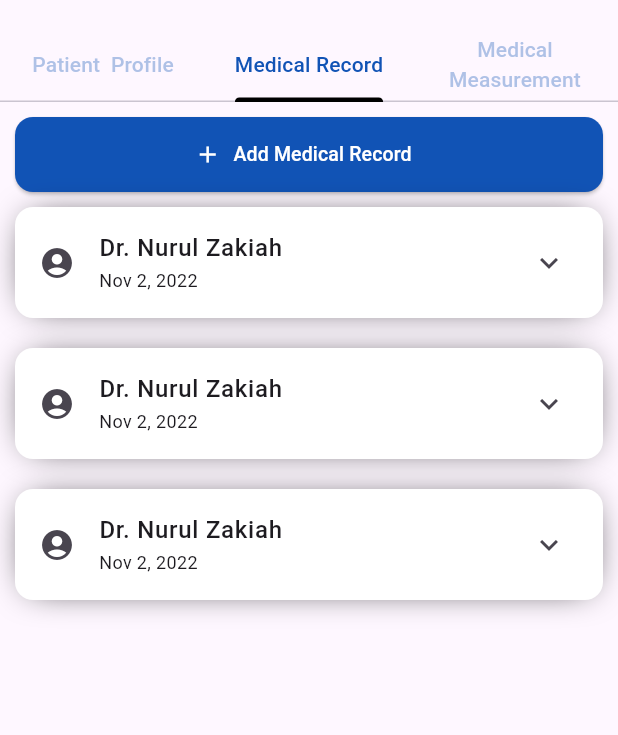
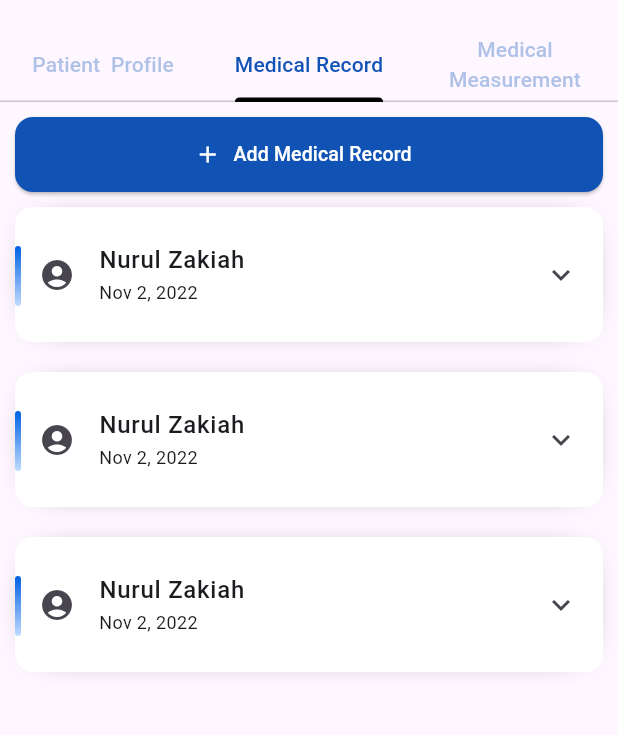
Before and after one commit to HMS-16/HMS-16-nurse-doctor-mobile, a Flutter app: the screen it shows after launch, tab 2 chosen, on a phone screen of 412 x 824 dp, the part 63-798 px from its top. Run offline on Flutter 3.47's test engine with Material 2 defaults, Android fonts, the phone set to English and light mode, and no system bars.

Commit message:
fix field form & listTile med record

```diff
--- a/lib/screens/patient/patient_detail/widget/field_form_medRecord.dart
+++ b/lib/screens/patient/patient_detail/widget/field_form_medRecord.dart
@@ -39,37 +39,21 @@ class FieldMedRecord extends StatelessWidget {
         ),
         SizedBox(height: 4),
         TextFormField(
-          // style: TextStyle(
-          //   color: Colors.black,
-          // ),
-          // maxLength: line,
           keyboardType: line != null ? TextInputType.multiline : null,
-          // expands: true,
-          maxLines: line,
-          // minLines: line,
+          maxLines: line ?? null,
           cursorColor: Colors.black12,
           decoration: InputDecoration(
-            // filled: true,
-            // fillColor: Colors.grey.shade300,
-            // suffixText: suffix,
-            // suffixStyle: TextStyle(color: Colors.transparent),
+            contentPadding: line == null ? EdgeInsets.only(left: 13) : null,
             suffixIcon: isSuffix
                 ? Align(
                     alignment: Alignment.center,
                     widthFactor: 1.0,
-                    // heightFactor: 5.0,
                     child: Text(
                       suffix!,
                       style: TextStyle(color: Colors.black45),
                     ),
                   )
                 : null,
-            // suffix: isSuffix
-            //     ? Padding(
-            //         padding: const EdgeInsets.only(right: 0, top: 14),
-            //         child: Text(suffix!),
-            //       )
-            //     : null,
             hintText: text,
             border: OutlineInputBorder(
               borderSide: BorderSide(
@@ -83,9 +67,6 @@ class FieldMedRecord extends StatelessWidget {
               ),
               borderRadius: BorderRadius.circular(12),
             ),
-            // constraints: BoxConstraints(
-            //   maxHeight: 43,
-            // ),
             hintStyle: TextStyle(
               color: Colors.black45,
               fontSize: 14,
--- a/lib/screens/patient/patient_detail/widget/text_box.dart
+++ /dev/null
@@ -1,29 +0,0 @@
-import 'package:flutter/material.dart';
-
-class TextBox extends StatelessWidget {
-  const TextBox({
-    Key? key,
-    required this.child,
-    required this.width,
-  }) : super(key: key);
-
-  final Widget? child;
-  final double width;
-
-  @override
-  Widget build(BuildContext context) {
-    return Container(
-      padding: const EdgeInsets.all(12),
-      width: width,
-      height: 43,
-      margin: const EdgeInsets.all(2),
-      decoration: const BoxDecoration(
-        borderRadius: BorderRadius.all(
-          Radius.circular(12),
-        ),
-        color: Color.fromRGBO(236, 236, 236, 1),
-      ),
-      child: child,
-    );
-  }
-}
--- a/lib/screens/patient/patient_detail/widget/tile_med_record.dart
+++ b/lib/screens/patient/patient_detail/widget/tile_med_record.dart
@@ -1,7 +1,14 @@
 import 'package:flutter/material.dart';
 
-class TileMedRecord extends StatelessWidget {
+class TileMedRecord extends StatefulWidget {
   const TileMedRecord({super.key});
+
+  @override
+  State<TileMedRecord> createState() => _TileMedRecordState();
+}
+
+class _TileMedRecordState extends State<TileMedRecord> {
+  bool _customTileExpanded = false;
 
   @override
   Widget build(BuildContext context) {
@@ -10,33 +17,46 @@ class TileMedRecord extends StatelessWidget {
       decoration: BoxDecoration(
         boxShadow: [
           BoxShadow(
-            // offset: Offset(-10, -1),
             blurRadius: 20,
-            spreadRadius: -10,
-            // blurStyle: BlurStyle.outer,
-            // spreadRadius: 1,
+            spreadRadius: -18,
           ),
         ],
       ),
       child: ClipRRect(
         borderRadius: BorderRadius.circular(12),
-        child: ExpansionTile(
+        child: Stack(
+          children: [
+            ExpansionTile(
               iconColor: Colors.black54,
               textColor: Colors.black,
               backgroundColor: Color(0xffE3E3E3),
               collapsedBackgroundColor: Colors.white,
+              leading: Icon(Icons.account_circle),
+              tilePadding: EdgeInsets.symmetric(vertical: 8,horizontal: 16),
               title: Text(
-            'Dr. Nurul Zakiah',
+                'Nurul Zakiah',
                 style: TextStyle(fontSize: 16, fontWeight: FontWeight.w500),
               ),
-          subtitle: Text(
+              subtitle: Column(
+                crossAxisAlignment: CrossAxisAlignment.start,
+                children: [
+                  Text(
                     'Nov 2, 2022',
                     style: TextStyle(fontSize: 12),
                   ),
-          leading: Icon(Icons.account_circle),
+                  _customTileExpanded ? Text(
+                    'Specialist - Nurse',
+                    style: TextStyle(fontSize: 12),
+                  ) : SizedBox() ,
+                ],
+              ),
+              onExpansionChanged: (bool expanded) {
+                setState(() => _customTileExpanded = expanded);
+              },
               children: <Widget>[
                 ListTile(
                   title: ListView(
+                    physics: NeverScrollableScrollPhysics(),
                     shrinkWrap: true,
                     children: [
                       Text.rich(
@@ -67,6 +87,11 @@ class TileMedRecord extends StatelessWidget {
                             'Height',
                             style: TextStyle(fontSize: 12),
                           ),
+                          Spacer(),
+                          Text(
+                            '150 cm',
+                            style: TextStyle(fontSize: 12),
+                          ),
                         ],
                       ),
                       Row(
@@ -75,6 +100,11 @@ class TileMedRecord extends StatelessWidget {
                           SizedBox(width: 10),
                           Text(
                             'Weight',
+                            style: TextStyle(fontSize: 12),
+                          ),
+                          Spacer(),
+                          Text(
+                            '54 kg',
                             style: TextStyle(fontSize: 12),
                           ),
                         ],
@@ -87,6 +117,11 @@ class TileMedRecord extends StatelessWidget {
                             'Blood Pressure',
                             style: TextStyle(fontSize: 12),
                           ),
+                          Spacer(),
+                          Text(
+                            '180/120 mmHg',
+                            style: TextStyle(fontSize: 12),
+                          ),
                         ],
                       ),
                       Row(
@@ -95,6 +130,11 @@ class TileMedRecord extends StatelessWidget {
                           SizedBox(width: 10),
                           Text(
                             'Sugar Analysis',
+                            style: TextStyle(fontSize: 12),
+                          ),
+                          Spacer(),
+                          Text(
+                            '110 mg/dL',
                             style: TextStyle(fontSize: 12),
                           ),
                         ],
@@ -107,6 +147,11 @@ class TileMedRecord extends StatelessWidget {
                             'Body Temperature',
                             style: TextStyle(fontSize: 12),
                           ),
+                          Spacer(),
+                          Text(
+                            '36 C',
+                            style: TextStyle(fontSize: 12),
+                          ),
                         ],
                       ),
                       Row(
@@ -114,7 +159,12 @@ class TileMedRecord extends StatelessWidget {
                           Icon(Icons.circle, size: 18),
                           SizedBox(width: 10),
                           Text(
-                        'Pulse Rate',
+                            'Resting Heart Rate',
+                            style: TextStyle(fontSize: 12),
+                          ),
+                          Spacer(),
+                          Text(
+                            '80 bpm',
                             style: TextStyle(fontSize: 12),
                           ),
                         ],
@@ -127,6 +177,11 @@ class TileMedRecord extends StatelessWidget {
                             'Breath Rate',
                             style: TextStyle(fontSize: 12),
                           ),
+                          Spacer(),
+                          Text(
+                            '16 rpm',
+                            style: TextStyle(fontSize: 12),
+                          ),
                         ],
                       ),
                       SizedBox(height: 10),
@@ -135,6 +190,26 @@ class TileMedRecord extends StatelessWidget {
                 ),
               ],
             ),
+            Positioned(
+              top: 26,
+              child: Container(
+                width: 4,
+                height: _customTileExpanded ? 200 : 40,
+                decoration: BoxDecoration(
+                  borderRadius: BorderRadius.circular(10),
+                  gradient: LinearGradient(
+                    begin: Alignment.topCenter,
+                    end: Alignment.bottomCenter,
+                    colors: [
+                      Color(0xff0061E4),
+                      Color(0xffC0DBFF),
+                    ],
+                  ),
+                ),
+              ),
+            ),
+          ],
+        ),
       ),
     );
   }
```
Lines whose indentation alone changed are shown as unchanged.
